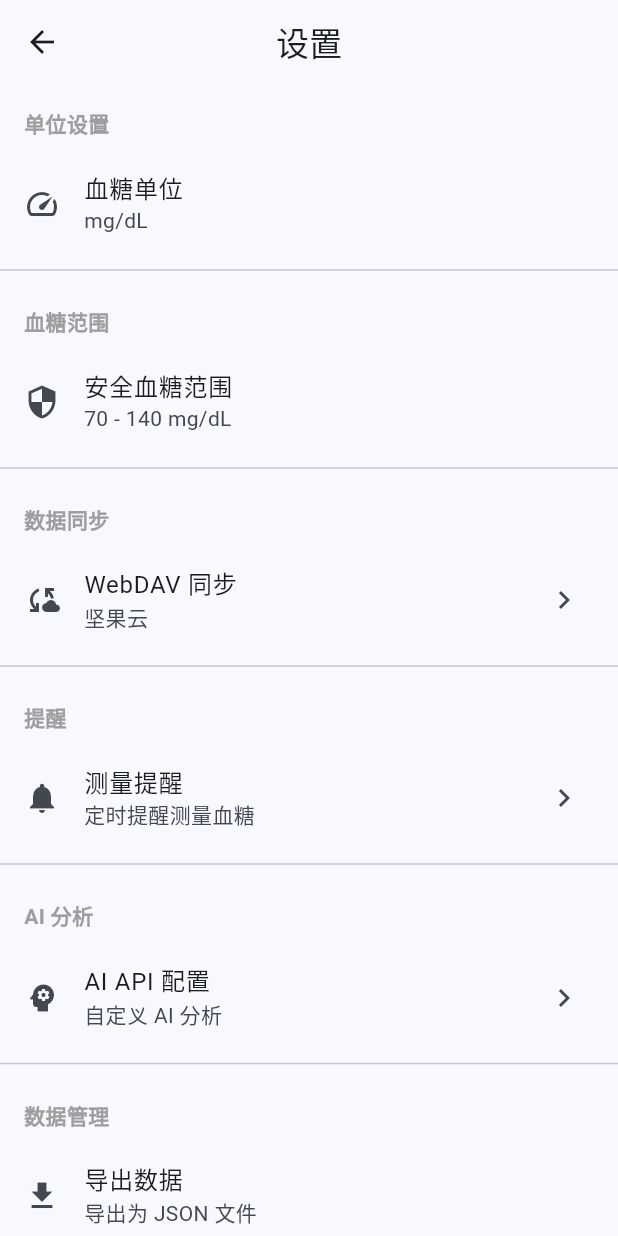
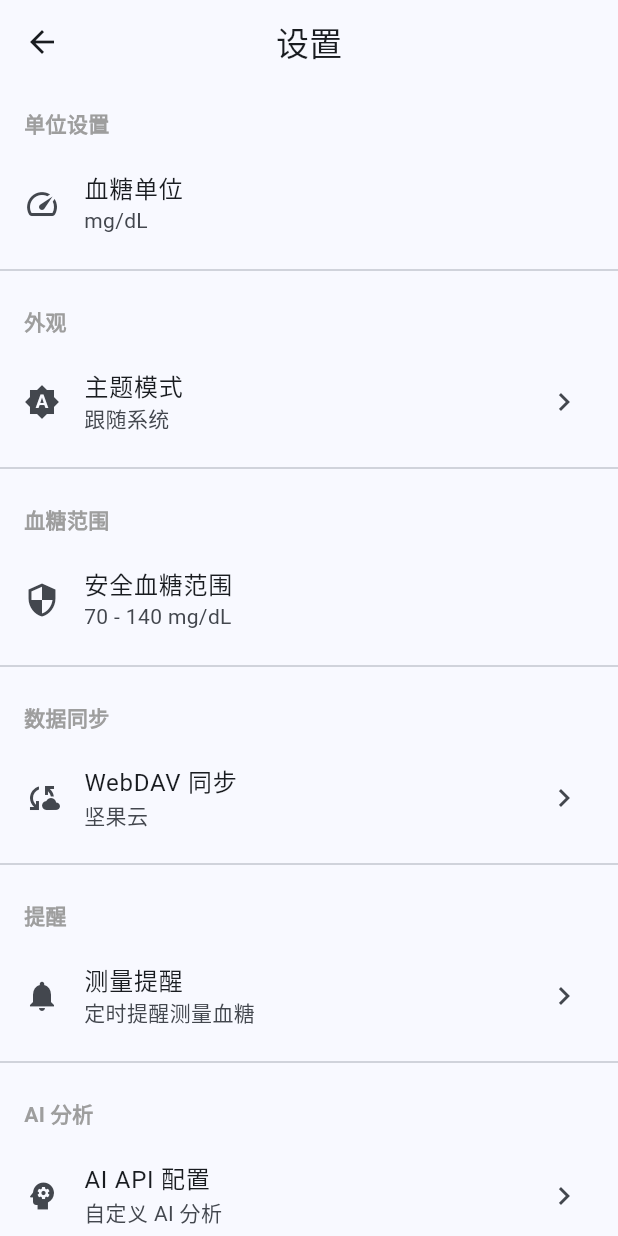
Before and after one commit to Kihaku-zhou/GlucoControl, a Flutter app: the SettingsMainScreen screen opened directly, on a phone screen of 412 x 824 dp. Run offline on Flutter 3.47's test engine with Material 3 defaults, Android fonts, the phone set to English and light mode, and no system bars; our stand-ins replace dio, drift, file_picker, fl_chart, flutter_local_notifications, flutter_riverpod and 5 more; accounts and stored records are empty; generated files the repository leaves out were written again.

Commit message:
feat: 添加主题模式切换功能
- 支持浅色/深色/跟随系统
- 在设置页面添加主题选项

```diff
--- a/lib/data/database/database_providers.dart
+++ b/lib/data/database/database_providers.dart
@@ -1,6 +1,7 @@
 import 'package:flutter/foundation.dart';
 import 'package:flutter/material.dart';
 import 'package:flutter_riverpod/flutter_riverpod.dart';
+import 'package:shared_preferences/shared_preferences.dart';
 import 'package:shared_preferences/shared_preferences.dart';
 
 import '../database/database.dart';
@@ -169,6 +170,9 @@ final eveningReminderTimeProvider = StateProvider<TimeOfDay>((ref) => const Time
 final afterMealReminderEnabledProvider = StateProvider<bool>((ref) => false);
 final afterMealReminderHoursProvider = StateProvider<int>((ref) => 2);
 
+/// 主题模式 Provider
+final themeModeProvider = StateProvider<ThemeMode>((ref) => ThemeMode.system);
+
 /// AI 对话列表
 final aiConversationsProvider = FutureProvider<List<AIConversation>>((ref) async {
   final db = ref.watch(databaseProvider);
--- a/lib/main.dart
+++ b/lib/main.dart
@@ -32,12 +32,13 @@ class GlucoControlApp extends ConsumerWidget {
   @override
   Widget build(BuildContext context, WidgetRef ref) {
     final router = ref.watch(routerProvider);
+    final themeMode = ref.watch(themeModeProvider);
 
     return MaterialApp.router(
       title: 'GlucoControl',
       theme: AppTheme.lightTheme,
       darkTheme: AppTheme.darkTheme,
-      themeMode: ThemeMode.system,
+      themeMode: themeMode,
       routerConfig: router,
       debugShowCheckedModeBanner: false,
     );
--- a/lib/presentation/screens/settings/settings_screen.dart
+++ b/lib/presentation/screens/settings/settings_screen.dart
@@ -23,6 +23,11 @@ class SettingsMainScreen extends ConsumerWidget {
           // 单位设置
           _buildSectionHeader('单位设置'),
           const BloodSugarUnitTile(),
+          const Divider(),
+
+          // 主题设置
+          _buildSectionHeader('外观'),
+          const ThemeModeTile(),
           const Divider(),
 
           // 血糖范围
@@ -698,3 +703,79 @@ class _AIApiSettingsScreenState extends ConsumerState<AIApiSettingsScreen> {
     }
   }
 }
+
+/// 主题模式设置
+class ThemeModeTile extends ConsumerWidget {
+  const ThemeModeTile({super.key});
+
+  @override
+  Widget build(BuildContext context, WidgetRef ref) {
+    final themeMode = ref.watch(themeModeProvider);
+
+    return ListTile(
+      leading: Icon(
+        themeMode == ThemeMode.dark
+            ? Icons.dark_mode
+            : themeMode == ThemeMode.light
+                ? Icons.light_mode
+                : Icons.brightness_auto,
+      ),
+      title: const Text('主题模式'),
+      subtitle: Text(_getThemeModeText(themeMode)),
+      trailing: const Icon(Icons.chevron_right),
+      onTap: () => _showThemeModeDialog(context, ref),
+    );
+  }
+
+  String _getThemeModeText(ThemeMode mode) {
+    switch (mode) {
+      case ThemeMode.system:
+        return '跟随系统';
+      case ThemeMode.light:
+        return '浅色模式';
+      case ThemeMode.dark:
+        return '深色模式';
+    }
+  }
+
+  void _showThemeModeDialog(BuildContext context, WidgetRef ref) {
+    showDialog(
+      context: context,
+      builder: (context) => AlertDialog(
+        title: const Text('选择主题'),
+        content: Column(
+          mainAxisSize: MainAxisSize.min,
+          children: [
+            RadioListTile<ThemeMode>(
+              title: const Text('跟随系统'),
+              value: ThemeMode.system,
+              groupValue: ref.read(themeModeProvider),
+              onChanged: (value) {
+                ref.read(themeModeProvider.notifier).state = value!;
+                Navigator.pop(context);
+              },
+            ),
+            RadioListTile<ThemeMode>(
+              title: const Text('浅色模式'),
+              value: ThemeMode.light,
+              groupValue: ref.read(themeModeProvider),
+              onChanged: (value) {
+                ref.read(themeModeProvider.notifier).state = value!;
+                Navigator.pop(context);
+              },
+            ),
+            RadioListTile<ThemeMode>(
+              title: const Text('深色模式'),
+              value: ThemeMode.dark,
+              groupValue: ref.read(themeModeProvider),
+              onChanged: (value) {
+                ref.read(themeModeProvider.notifier).state = value!;
+                Navigator.pop(context);
+              },
+            ),
+          ],
+        ),
+      ),
+    );
+  }
+}
```
